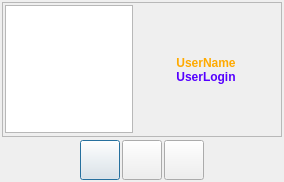
Above: MSG_Client/Dialogs/UserViewDialog/UserViewDialog.ui from KillerOfFriend/MSG before the change. Below: the same form after it.
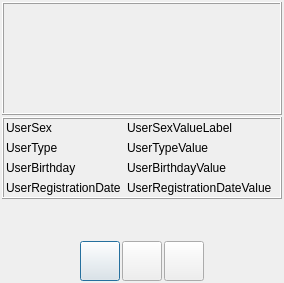
That is the form after the change. Icons and pictures are not drawn. Custom widgets are drawn as their Qt base class.

```diff
--- a/MSG_Client/Dialogs/UserViewDialog/UserViewDialog.ui
+++ b/MSG_Client/Dialogs/UserViewDialog/UserViewDialog.ui
@@ -7,13 +7,16 @@
     <x>0</x>
     <y>0</y>
     <width>284</width>
-    <height>182</height>
+    <height>300</height>
    </rect>
   </property>
   <property name="windowTitle">
    <string>Dialog</string>
   </property>
-  <layout class="QGridLayout" name="gridLayout_2">
+  <layout class="QGridLayout" name="gridLayout_3">
+   <property name="sizeConstraint">
+    <enum>QLayout::SetFixedSize</enum>
+   </property>
    <property name="leftMargin">
     <number>2</number>
    </property>
@@ -29,22 +32,22 @@
    <property name="spacing">
     <number>2</number>
    </property>
-   <item row="0" column="0" rowspan="2">
-    <widget class="QFrame" name="HeaderFrame">
+   <item row="0" column="0">
+    <widget class="QFrame" name="UserHeaderWidgetFrame">
      <property name="minimumSize">
       <size>
        <width>280</width>
-       <height>0</height>
+       <height>113</height>
       </size>
      </property>
      <property name="maximumSize">
       <size>
        <width>280</width>
-       <height>135</height>
+       <height>113</height>
       </size>
      </property>
      <property name="frameShape">
-      <enum>QFrame::StyledPanel</enum>
+      <enum>QFrame::Box</enum>
      </property>
      <property name="frameShadow">
       <enum>QFrame::Raised</enum>
@@ -65,106 +68,35 @@
       <property name="spacing">
        <number>0</number>
       </property>
-      <item row="0" column="1">
-       <spacer name="UserHS1">
-        <property name="orientation">
-         <enum>Qt::Horizontal</enum>
-        </property>
-        <property name="sizeHint" stdset="0">
-         <size>
-          <width>40</width>
-          <height>20</height>
-         </size>
-        </property>
-       </spacer>
-      </item>
-      <item row="0" column="2">
-       <layout class="QVBoxLayout" name="UserParamsLayout">
-        <item>
-         <spacer name="UserVS1">
-          <property name="orientation">
-           <enum>Qt::Vertical</enum>
-          </property>
-          <property name="sizeHint" stdset="0">
-           <size>
-            <width>20</width>
-            <height>40</height>
-           </size>
-          </property>
-         </spacer>
-        </item>
-        <item>
-         <widget class="QLabel" name="UserNameLabel">
-          <property name="text">
-           <string>&lt;html&gt;&lt;head/&gt;&lt;body&gt;&lt;p&gt;&lt;span style=&quot; font-weight:600; color:#ffaa00;&quot;&gt;UserName&lt;/span&gt;&lt;/p&gt;&lt;/body&gt;&lt;/html&gt;</string>
-          </property>
-          <property name="textFormat">
-           <enum>Qt::AutoText</enum>
-          </property>
-          <property name="alignment">
-           <set>Qt::AlignCenter</set>
-          </property>
-         </widget>
-        </item>
-        <item>
-         <widget class="QLabel" name="UserLoginLabel">
-          <property name="text">
-           <string>&lt;html&gt;&lt;head/&gt;&lt;body&gt;&lt;p&gt;&lt;span style=&quot; font-weight:600; color:#5500ff;&quot;&gt;UserLogin&lt;/span&gt;&lt;/p&gt;&lt;/body&gt;&lt;/html&gt;</string>
-          </property>
-          <property name="alignment">
-           <set>Qt::AlignCenter</set>
-          </property>
-         </widget>
-        </item>
-        <item>
-         <spacer name="UserVS2">
-          <property name="orientation">
-           <enum>Qt::Vertical</enum>
-          </property>
-          <property name="sizeHint" stdset="0">
-           <size>
-            <width>20</width>
-            <height>40</height>
-           </size>
-          </property>
-         </spacer>
-        </item>
-       </layout>
-      </item>
-      <item row="0" column="3">
-       <spacer name="UserHS2">
-        <property name="orientation">
-         <enum>Qt::Horizontal</enum>
-        </property>
-        <property name="sizeHint" stdset="0">
-         <size>
-          <width>40</width>
-          <height>20</height>
-         </size>
-        </property>
-       </spacer>
-      </item>
       <item row="0" column="0">
-       <widget class="QGraphicsView" name="UserAvatarView">
-        <property name="minimumSize">
-         <size>
-          <width>128</width>
-          <height>128</height>
-         </size>
-        </property>
-        <property name="maximumSize">
-         <size>
-          <width>128</width>
-          <height>128</height>
-         </size>
-        </property>
+       <widget class="TUserHeaderWidget" name="UserHeaderWidget" native="true">
+        <layout class="QGridLayout" name="UserHeaderWidgetGridLayout">
+         <property name="leftMargin">
+          <number>2</number>
+         </property>
+         <property name="topMargin">
+          <number>2</number>
+         </property>
+         <property name="rightMargin">
+          <number>2</number>
+         </property>
+         <property name="bottomMargin">
+          <number>2</number>
+         </property>
+         <property name="spacing">
+          <number>2</number>
+         </property>
+        </layout>
        </widget>
       </item>
      </layout>
     </widget>
    </item>
-   <item row="2" column="0">
-    <layout class="QHBoxLayout" name="horizontalLayout">
+   <item row="3" column="0">
+    <layout class="QHBoxLayout" name="ButtonstHorizontalLayout">
+     <property name="sizeConstraint">
+      <enum>QLayout::SetFixedSize</enum>
+     </property>
      <item>
       <spacer name="horizontalSpacer">
        <property name="orientation">
@@ -280,8 +212,121 @@
      </item>
     </layout>
    </item>
+   <item row="1" column="0">
+    <widget class="QFrame" name="UserInfoFrame">
+     <property name="minimumSize">
+      <size>
+       <width>280</width>
+       <height>0</height>
+      </size>
+     </property>
+     <property name="maximumSize">
+      <size>
+       <width>280</width>
+       <height>16777215</height>
+      </size>
+     </property>
+     <property name="frameShape">
+      <enum>QFrame::Box</enum>
+     </property>
+     <property name="frameShadow">
+      <enum>QFrame::Raised</enum>
+     </property>
+     <layout class="QFormLayout" name="formLayout">
+      <property name="leftMargin">
+       <number>2</number>
+      </property>
+      <property name="topMargin">
+       <number>2</number>
+      </property>
+      <property name="rightMargin">
+       <number>2</number>
+      </property>
+      <property name="bottomMargin">
+       <number>2</number>
+      </property>
+      <item row="0" column="0">
+       <widget class="QLabel" name="UserSexLabel">
+        <property name="text">
+         <string>UserSex</string>
+        </property>
+       </widget>
+      </item>
+      <item row="1" column="0">
+       <widget class="QLabel" name="UserTypeLabel">
+        <property name="text">
+         <string>UserType</string>
+        </property>
+       </widget>
+      </item>
+      <item row="2" column="0">
+       <widget class="QLabel" name="UserBirthdayLabel">
+        <property name="text">
+         <string>UserBirthday</string>
+        </property>
+       </widget>
+      </item>
+      <item row="3" column="0">
+       <widget class="QLabel" name="UserRegistrationDateLabel">
+        <property name="text">
+         <string>UserRegistrationDate</string>
+        </property>
+       </widget>
+      </item>
+      <item row="0" column="1">
+       <widget class="QLabel" name="UserSexValueLabel">
+        <property name="text">
+         <string>UserSexValueLabel</string>
+        </property>
+       </widget>
+      </item>
+      <item row="1" column="1">
+       <widget class="QLabel" name="UserTypeValueLabel">
+        <property name="text">
+         <string>UserTypeValue</string>
+        </property>
+       </widget>
+      </item>
+      <item row="2" column="1">
+       <widget class="QLabel" name="UserBirthdayValueLabel">
+        <property name="text">
+         <string>UserBirthdayValue</string>
+        </property>
+       </widget>
+      </item>
+      <item row="3" column="1">
+       <widget class="QLabel" name="UserRegistrationDateValueLabel">
+        <property name="text">
+         <string>UserRegistrationDateValue</string>
+        </property>
+       </widget>
+      </item>
+     </layout>
+    </widget>
+   </item>
+   <item row="2" column="0">
+    <spacer name="verticalSpacer">
+     <property name="orientation">
+      <enum>Qt::Vertical</enum>
+     </property>
+     <property name="sizeHint" stdset="0">
+      <size>
+       <width>20</width>
+       <height>40</height>
+      </size>
+     </property>
+    </spacer>
+   </item>
   </layout>
  </widget>
+ <customwidgets>
+  <customwidget>
+   <class>TUserHeaderWidget</class>
+   <extends>QWidget</extends>
+   <header>Classes/UserHeaderWidget/UserHeaderWidget.h</header>
+   <container>1</container>
+  </customwidget>
+ </customwidgets>
  <resources>
   <include location="../../clientres.qrc"/>
  </resources>
```
Left out of the diff: 2 changed lines with no effect on the pictures.
